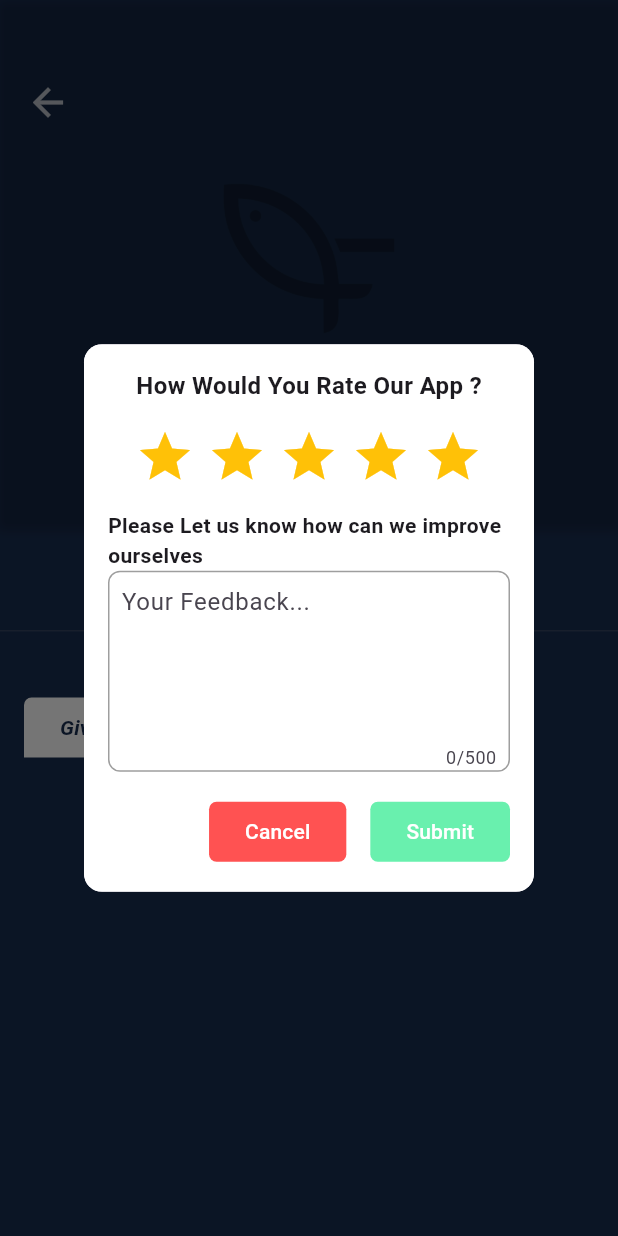
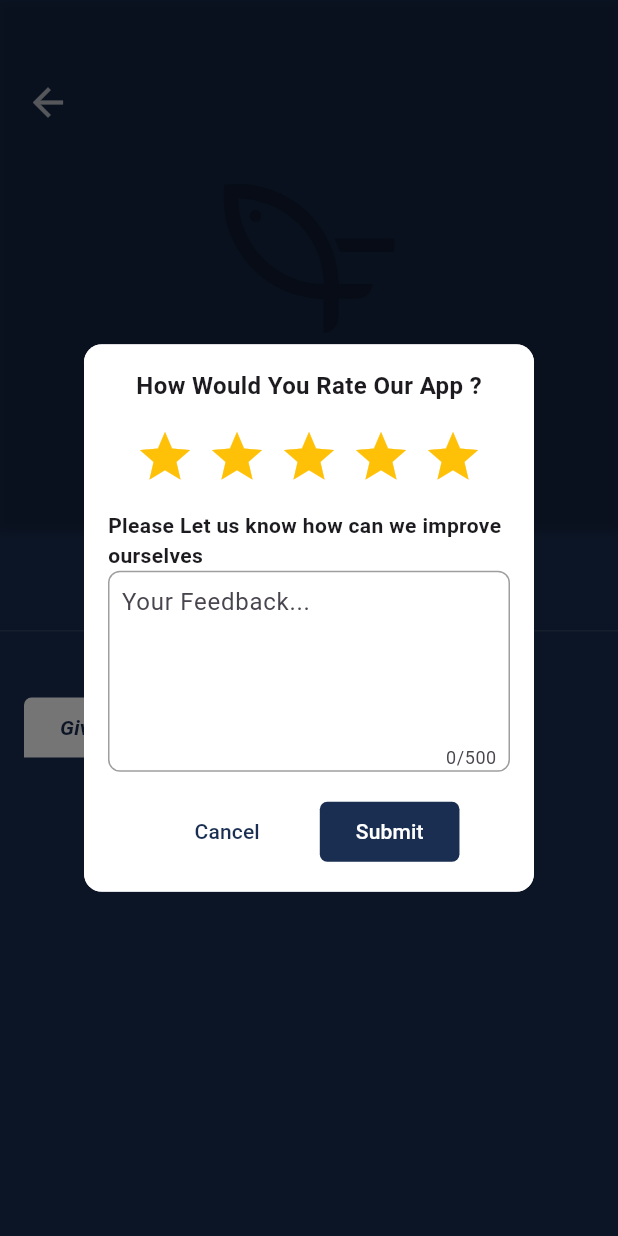
Before and after one commit to GunseliUnsal/fish-radar-solution-challenge, a Flutter app: the FishDetailPage screen opened directly with empty values, after a tap on "Give us feedback", on a phone screen of 412 x 824 dp. Run offline on Flutter 3.47's test engine with Material 3 defaults, Android fonts, the phone set to English and light mode, and no system bars; drawn by our look-alikes of cached_network_image, flutter_rating_bar; our stand-ins replace animated_notch_bottom_bar, cloud_firestore, firebase_core, flutter_widget_from_html, geolocator, google_maps_flutter and 8 more; missing offline and left inert: google_gemini; accounts and stored records are empty; network calls fail; project files that could hold a hidden picture were left out.

Commit message:
Update fish_detail_page.dart

```diff
--- a/lib/pages/fish_detail_page.dart
+++ b/lib/pages/fish_detail_page.dart
@@ -181,6 +181,7 @@
                     width: 300,
                     padding: EdgeInsets.all(16),
                     color: Colors.white,
+                    child: SingleChildScrollView(
                       child: Column(
                         mainAxisSize: MainAxisSize.min,
                         mainAxisAlignment: MainAxisAlignment.center,
@@ -239,32 +240,36 @@
                             ),
                           ),
                           const SizedBox(height: 16),
-                        Row(
+                          SingleChildScrollView(
+                            scrollDirection: Axis.horizontal,
+                            child: Row(
                               mainAxisAlignment: MainAxisAlignment.end,
                               children: [
                                 ElevatedButton(
                                     style: ElevatedButton.styleFrom(
-                                    backgroundColor: Colors.redAccent,
+                                        backgroundColor: Colors.white,
                                         elevation: 0,
                                         shape: RoundedRectangleBorder(
-                                      borderRadius: BorderRadius.circular(5.0),
+                                          borderRadius:
+                                              BorderRadius.circular(5.0),
                                         )),
                                     onPressed: _loading
                                         ? null
                                         : () {
                                             Navigator.pop(context);
                                           },
-                                child: const Text(
+                                    child: Text(
                                       "Cancel",
-                                  style: TextStyle(color: Colors.white),
+                                      style: TextStyle(color: backgroundColor),
                                     )),
                                 const SizedBox(width: 16),
                                 ElevatedButton(
                                     style: ElevatedButton.styleFrom(
-                                    backgroundColor: Colors.greenAccent,
+                                        backgroundColor: backgroundColor,
                                         elevation: 0,
                                         shape: RoundedRectangleBorder(
-                                      borderRadius: BorderRadius.circular(5.0),
+                                          borderRadius:
+                                              BorderRadius.circular(5.0),
                                         )),
                                     onPressed: _loading
                                         ? null
@@ -273,12 +278,12 @@
                                             if (txt.text.isNotEmpty) {
                                               _loading = true;
                                               try {
-                                            final collection = FirebaseFirestore
-                                                .instance
+                                                final collection =
+                                                    FirebaseFirestore.instance
                                                         .collection("feedback");
                                                 await collection.doc().set({
-                                              'timestamp':
-                                                  FieldValue.serverTimestamp(),
+                                                  'timestamp': FieldValue
+                                                      .serverTimestamp(),
                                                   'rate': initialRate,
                                                   'message': txt.text,
                                                 });
@@ -297,7 +302,8 @@
                                                       content: Text(message)));
                                               Navigator.pop(context);
                                             } else {
-                                          message = "Feedback cannot be empty.";
+                                              message =
+                                                  "Feedback cannot be empty.";
                                               ScaffoldMessenger.of(context)
                                                   .showSnackBar(SnackBar(
                                                       content: Text(message)));
@@ -308,8 +314,10 @@
                                       style: TextStyle(color: Colors.white),
                                     ))
                               ],
+                            ),
                           )
                         ],
+                      ),
                     ),
                   ),
                 ),
```
Lines whose indentation alone changed are shown as unchanged.
